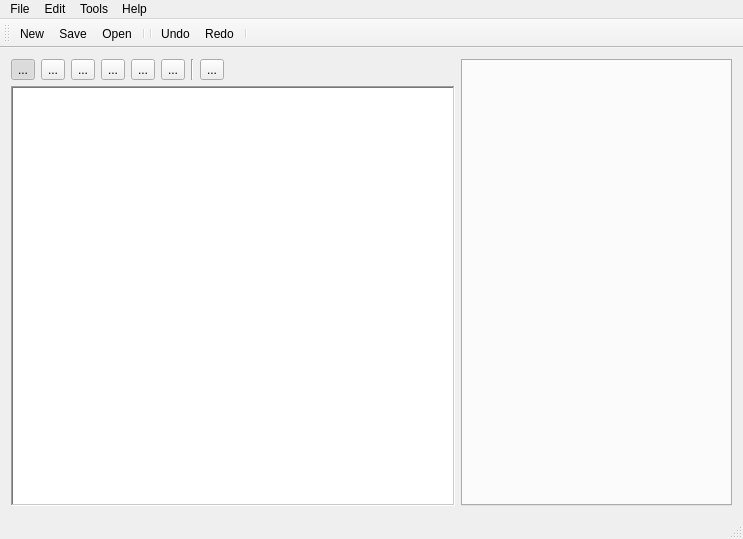
Qt form MainWindow.ui (Preece/TGL) before a commit.
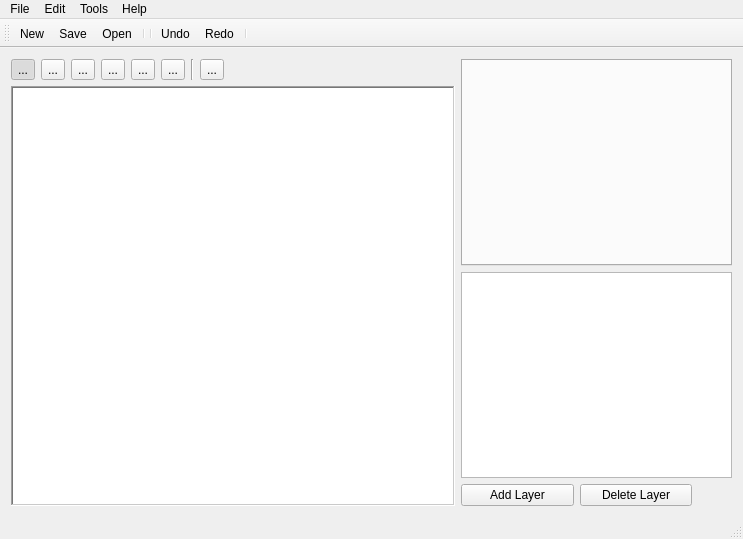
The same form after that commit. Icons and pictures are not drawn. Custom widgets are drawn as their Qt base class.

Diff of the .ui file:
```diff
--- a/MainWindow.ui
+++ b/MainWindow.ui
@@ -19,8 +19,11 @@
   <property name="windowTitle">
    <string>Trygon Level Editor</string>
   </property>
+  <property name="styleSheet">
+   <string notr="true"/>
+  </property>
   <widget class="QWidget" name="centralWidget">
-   <layout class="QHBoxLayout" name="horizontalLayout_2">
+   <layout class="QHBoxLayout" name="horizontalLayout_3">
     <item>
      <layout class="QVBoxLayout" name="verticalLayout">
       <item>
@@ -176,6 +179,8 @@
      </layout>
     </item>
     <item>
+     <layout class="QVBoxLayout" name="verticalLayout_3">
+      <item>
      <widget class="ResourceTab" name="resourceTab">
       <property name="sizePolicy">
        <sizepolicy hsizetype="Minimum" vsizetype="Expanding">
@@ -211,6 +216,52 @@
        <bool>true</bool>
       </property>
      </widget>
+      </item>
+      <item>
+       <widget class="QListWidget" name="layerSelector">
+        <property name="sizePolicy">
+         <sizepolicy hsizetype="Minimum" vsizetype="Expanding">
+          <horstretch>0</horstretch>
+          <verstretch>0</verstretch>
+         </sizepolicy>
+        </property>
+       </widget>
+      </item>
+      <item>
+       <layout class="QHBoxLayout" name="horizontalLayout_2">
+        <item>
+         <widget class="QPushButton" name="addLayerButton">
+          <property name="text">
+           <string>Add Layer</string>
+          </property>
+         </widget>
+        </item>
+        <item>
+         <widget class="QPushButton" name="deleteLayerButton">
+          <property name="text">
+           <string>Delete Layer</string>
+          </property>
+         </widget>
+        </item>
+        <item>
+         <spacer name="horizontalSpacer_2">
+          <property name="orientation">
+           <enum>Qt::Horizontal</enum>
+          </property>
+          <property name="sizeType">
+           <enum>QSizePolicy::Minimum</enum>
+          </property>
+          <property name="sizeHint" stdset="0">
+           <size>
+            <width>40</width>
+            <height>20</height>
+           </size>
+          </property>
+         </spacer>
+        </item>
+       </layout>
+      </item>
+     </layout>
     </item>
    </layout>
   </widget>
```
Lines whose indentation alone changed are shown as unchanged.
